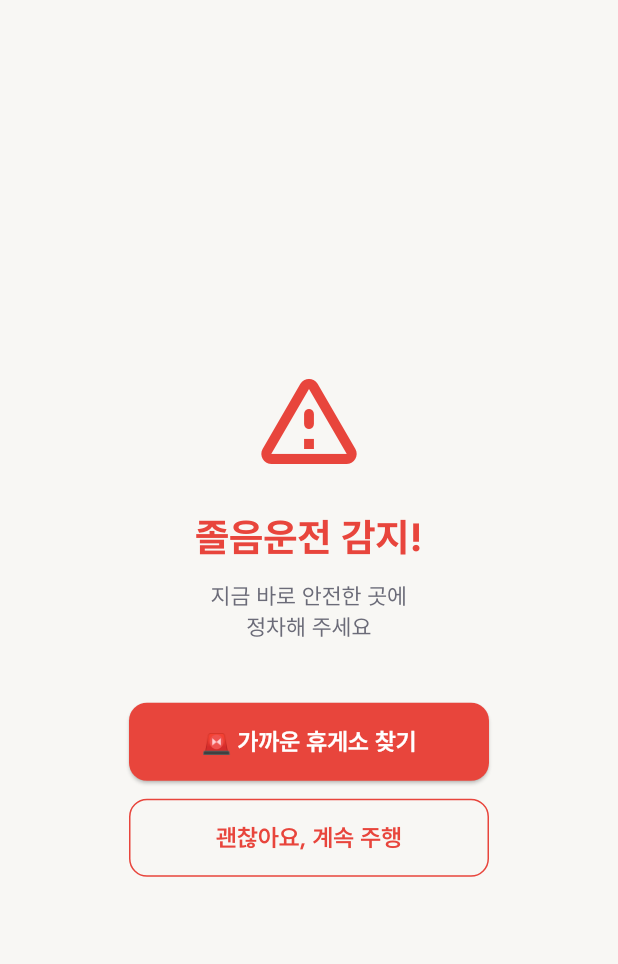
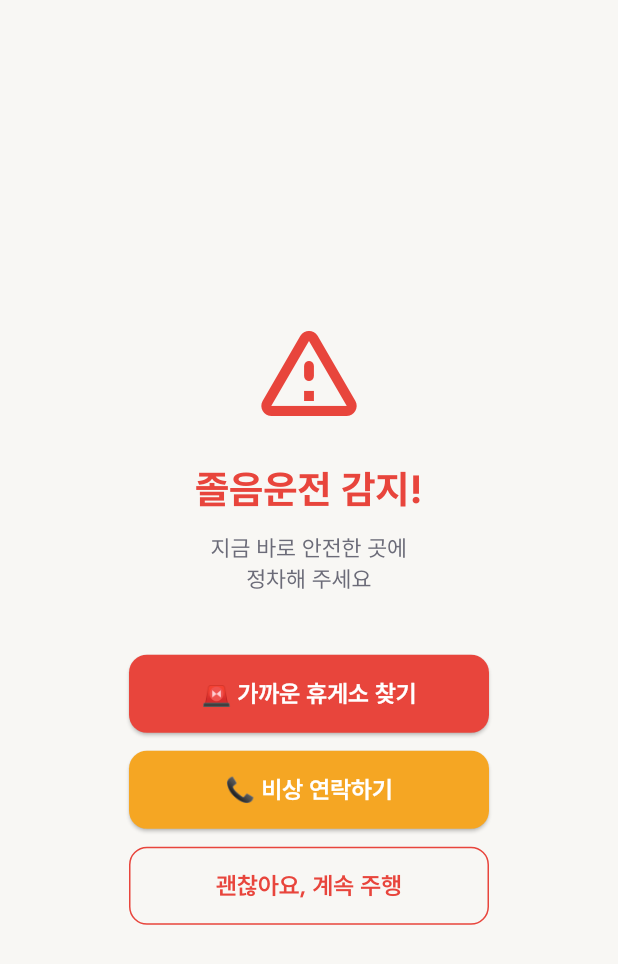
Before and after one commit to yinaa2630/safe-driving, a Flutter app: the SevereWarningScreen screen opened directly, on a phone screen of 412 x 824 dp. Shown: the top 964 px of the screen. Run offline on Flutter 3.47's test engine with Material 3 defaults, Android fonts, the phone set to English and light mode, and no system bars; our stand-ins replace audioplayers, camera, fl_chart, flutter_riverpod, flutter_secure_storage, geolocator and 1 more; missing offline and left inert: google_mlkit_face_mesh_detection, tflite_flutter; accounts and stored records are empty.

Commit message:
feat: 경고창에 비상연락하기 버튼 추가

```diff
--- a/frontend/lib/screens/severe_warning_screen.dart
+++ b/frontend/lib/screens/severe_warning_screen.dart
@@ -1,6 +1,7 @@
 import 'package:audioplayers/audioplayers.dart';
 import 'package:flutter/material.dart';
 import 'package:flutter_demo/theme/colors.dart';
+import 'package:url_launcher/url_launcher.dart';
 
 class SevereWarningScreen extends StatefulWidget {
   const SevereWarningScreen({super.key});
@@ -31,6 +32,16 @@ class _SevereWarningScreenState extends State<SevereWarningScreen> {
 
   void _stopBeep() async {
     await _audioPlayer.stop();
+  }
+
+  Future<void> makePhoneCall(String phoneNumber) async {
+    final Uri url = Uri(scheme: 'tel', path: phoneNumber);
+
+    if (await canLaunchUrl(url)) {
+      await launchUrl(url);
+    } else {
+      print('전화 앱을 열 수 없습니다.');
+    }
   }
 
   @override
@@ -70,7 +81,7 @@ class _SevereWarningScreenState extends State<SevereWarningScreen> {
 
             SizedBox(height: 40),
 
-            // 빨간 버튼
+            // 가까운 휴게소 찾기 버튼
             SizedBox(
               width: 240,
               height: 52,
@@ -93,6 +104,34 @@ class _SevereWarningScreenState extends State<SevereWarningScreen> {
                 },
                 child: Text(
                   "🚨 가까운 휴게소 찾기",
+                  style: TextStyle(
+                    color: Colors.white,
+                    fontSize: 16,
+                    fontWeight: FontWeight.w600,
+                  ),
+                ),
+              ),
+            ),
+
+            SizedBox(height: 12),
+
+            // 전화걸기 버튼
+            SizedBox(
+              width: 240,
+              height: 52,
+              child: ElevatedButton(
+                style: ElevatedButton.styleFrom(
+                  backgroundColor: warnYellow,
+                  shape: RoundedRectangleBorder(
+                    borderRadius: BorderRadius.circular(12),
+                  ),
+                ),
+                onPressed: () {
+                  // TODO : 전화번호의 경우 userInfo에서 받아와야함(로그인시 provider로 관리할지?)
+                  makePhoneCall('01012345678');
+                },
+                child: Text(
+                  "📞 비상 연락하기",
                   style: TextStyle(
                     color: Colors.white,
                     fontSize: 16,
```
